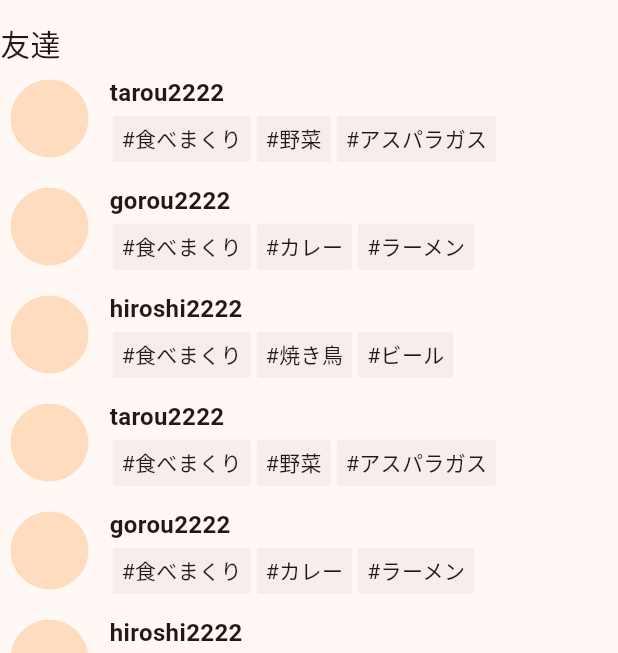
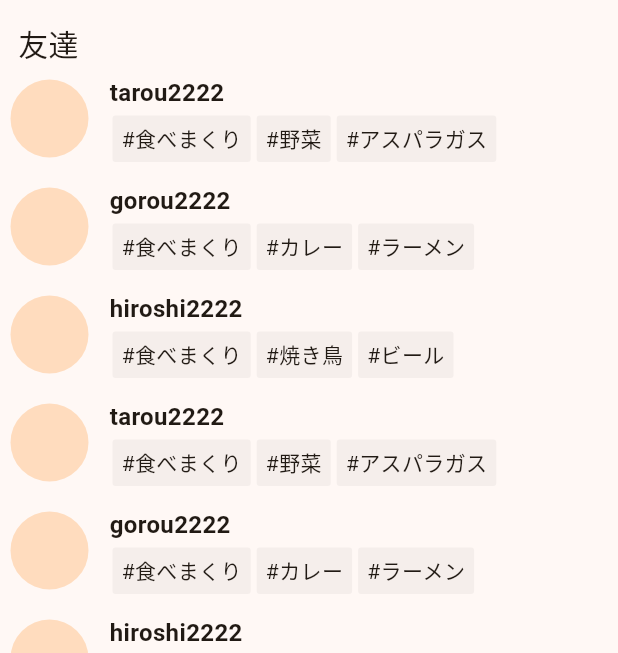
Before and after one commit to meshiiku/prototype_v1, a Flutter app: the screen it shows after launch, item 2 of the bottom bar chosen, on a phone screen of 412 x 824 dp, the part 63-716 px from its top. Run offline on Flutter 3.47's test engine with Material 3 defaults, Android fonts, the phone set to English and light mode, and no system bars; our stand-ins replace device_preview.

Commit message:
fix: テキストの左に余白がなくてみづらいので修正

```diff
--- a/lib/screen/users-screen.dart
+++ b/lib/screen/users-screen.dart
@@ -17,7 +17,10 @@ class ProfileScreen extends StatelessWidget {
       thickness: 3,
       child: ListView(
         children: [
-          const Text("友達", style: TextStyle(fontSize: 20)),
+          const Padding(
+            padding: EdgeInsets.only(left: 12),
+            child: Text("友達", style: TextStyle(fontSize: 20)),
+          ),
           ...profiles.map((item) => UserCard(profile: item)).toList(),
           const Text("知り合いかも"),
         ],
```
